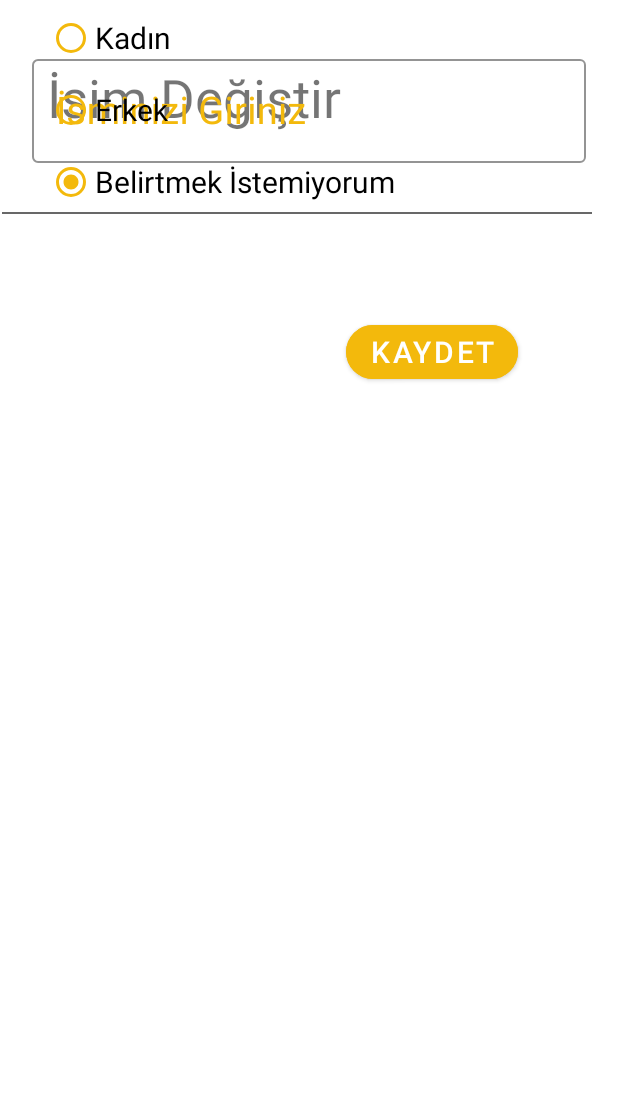
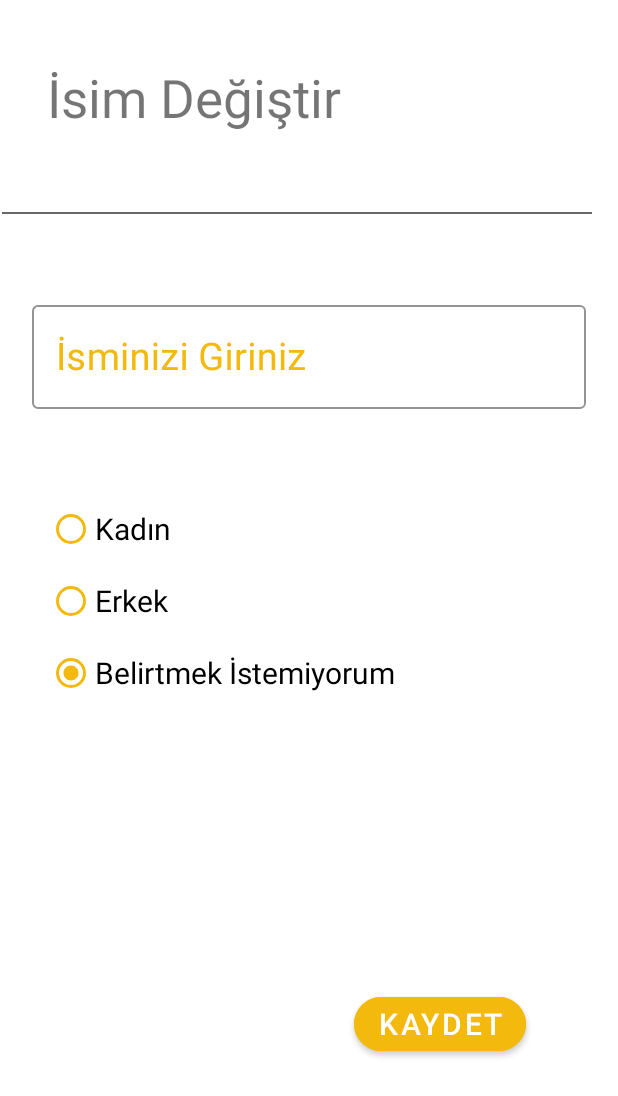
Before and after one commit to hilaltokgoz/HarcamaApp, an Android app: the PersonalInformationFragment screen opened through its navigation route, on a phone screen of 412 x 824 dp. Shown: the top 1096 px of the screen. Run offline under Robolectric (Android 15) with nearby library versions, the phone set to English and light mode, and no system bars; our stand-ins replace data binding.

Commit message:
personalInformation geçişleri yapıldı

```diff
--- a/app/src/main/java/com/harcamaapp/adapter/SpendingAdapter.kt
+++ b/app/src/main/java/com/harcamaapp/adapter/SpendingAdapter.kt
@@ -3,9 +3,11 @@ package com.harcamaapp.adapter
 import android.view.LayoutInflater
 import android.view.View
 import android.view.ViewGroup
+import androidx.navigation.Navigation
 import androidx.recyclerview.widget.RecyclerView
 import com.harcamaapp.R
 import com.harcamaapp.model.Spending
+import com.harcamaapp.view.AnasayfaFragmentDirections
 import kotlinx.android.synthetic.main.item_spending_list.view.*
 
 ///dışardan arraylist isticez.RecylerviewList için adapter yazdık.
@@ -27,8 +29,11 @@ class SpendingAdapter (val spendingList:ArrayList<Spending>):RecyclerView.Adapte
 
         //imageView glaide ile gösterilecek.
 
-
-
+        //view e tıklanınca ne olacak
+     holder.view.setOnClickListener {
+      val action=AnasayfaFragmentDirections.actionAnasayfaFragment2ToDetailFragment()
+         Navigation.findNavController(it).navigate(action)
+     }
 
     }
 
@@ -41,8 +46,5 @@ class SpendingAdapter (val spendingList:ArrayList<Spending>):RecyclerView.Adapte
         spendingList.addAll(newSpendingList)
         notifyDataSetChanged()//adapterı yenileme metodu
 
-
     }
-
-
 }
--- /dev/null
+++ b/app/src/main/java/com/harcamaapp/model/PersonalModel.kt
@@ -0,0 +1,6 @@
+package com.harcamaapp.model
+
+data class Personal(
+    val personalName:String?,
+    val sex:String?
+)
--- a/app/src/main/java/com/harcamaapp/view/AnasayfaFragment.kt
+++ b/app/src/main/java/com/harcamaapp/view/AnasayfaFragment.kt
@@ -46,15 +46,15 @@ class AnasayfaFragment : Fragment() {
          rv_spendingList.layoutManager=LinearLayoutManager(context) //LinearLayoutManager row ları alt alta göstermemeise olanak sağlar.
          rv_spendingList.adapter=spendinAdapter
 
-      /* button.setOnClickListener {
-           val action= AnasayfaFragmentDirections.actionAnasayfaFragment2ToAddSpendingFragment()
+      tv_personalName.setOnClickListener {
+           val action= AnasayfaFragmentDirections.actionAnasayfaFragment2ToPersonalInformationFragment()
             Navigation.findNavController(it).navigate(action)//geçiş işlemi
         }
-*/
+
+
+
         observeLiveData()//fonk çağrıldı.
     }
-
-
      //Oluşturulan LiveData ları kullanıdk.
     private fun observeLiveData(){
           viewModel.spending.observe(viewLifecycleOwner, Observer { spending-> //spending boş mu dolu mu kontrolü için
@@ -64,9 +64,6 @@ class AnasayfaFragment : Fragment() {
 
               }
           })
-
-
-
       }
 
 
--- /dev/null
+++ b/app/src/main/java/com/harcamaapp/viewmodel/AddSpendingViewModel.kt
@@ -0,0 +1,5 @@
+package com.harcamaapp.viewmodel
+
+class AddSpendingViewModel {
+
+}
--- a/app/src/main/res/layout/fragment_personal_information.xml
+++ b/app/src/main/res/layout/fragment_personal_information.xml
@@ -21,8 +21,7 @@
         app:layout_constraintEnd_toEndOf="parent"
         app:layout_constraintHorizontal_bias="0.0"
         app:layout_constraintStart_toStartOf="parent"
-        app:layout_constraintTop_toTopOf="parent">
-    </TextView>
+        app:layout_constraintTop_toTopOf="parent"></TextView>
 
     <View
         android:id="@+id/view"
@@ -68,11 +67,12 @@
         android:layout_width="match_parent"
         android:layout_height="wrap_content"
         android:layout_marginStart="30dp"
+        app:layout_constraintBottom_toTopOf="@+id/btn_save"
         app:layout_constraintEnd_toEndOf="parent"
         app:layout_constraintHorizontal_bias="0.0"
         app:layout_constraintStart_toStartOf="parent"
-        tools:ignore="MissingConstraints"
-        tools:layout_editor_absoluteY="398dp">
+        app:layout_constraintTop_toBottomOf="@+id/view"
+        tools:ignore="MissingConstraints">
 
         <RadioButton
             android:id="@+id/rb_woman"
@@ -112,15 +112,15 @@
         android:id="@+id/btn_save"
         android:layout_width="wrap_content"
         android:layout_height="wrap_content"
-        android:layout_marginTop="65dp"
+        android:layout_marginEnd="60dp"
+        android:layout_marginBottom="116dp"
+        android:backgroundTint="@color/yellow"
         android:text="KAYDET"
         android:textColor="@color/white"
-        android:backgroundTint="@color/yellow"
+        android:textSize="20dp"
         app:cornerRadius="25dp"
-        android:layout_marginEnd="65dp"
-        android:textSize="20dp"
-        app:layout_constraintEnd_toEndOf="parent"
-        app:layout_constraintTop_toBottomOf="@+id/rg_sex">
+        app:layout_constraintBottom_toBottomOf="parent"
+        app:layout_constraintEnd_toEndOf="parent">
 
     </com.google.android.material.button.MaterialButton>
 
```
Also changed, not shown: app/src/main/java/com/harcamaapp/viewmodel/PersonalInformationViewModel.kt (added, +15 -0 lines).
